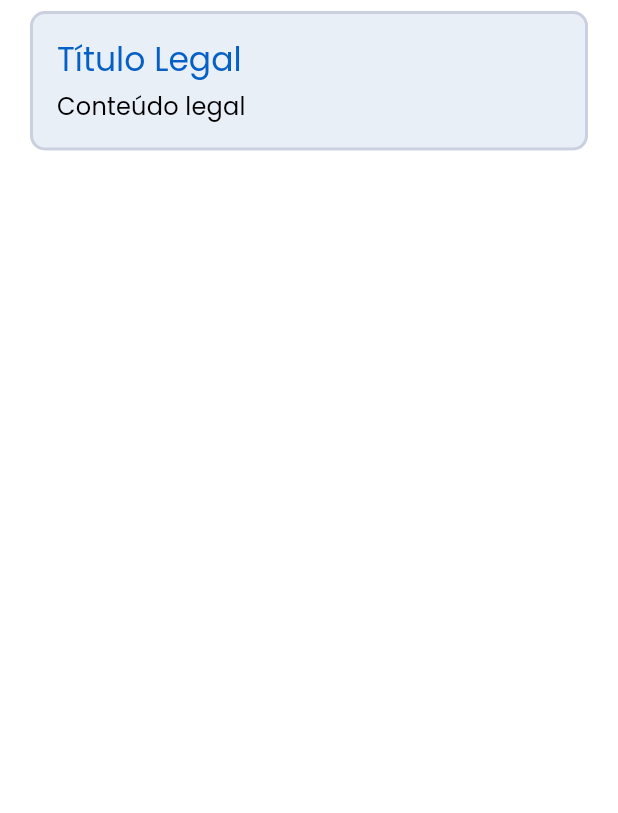
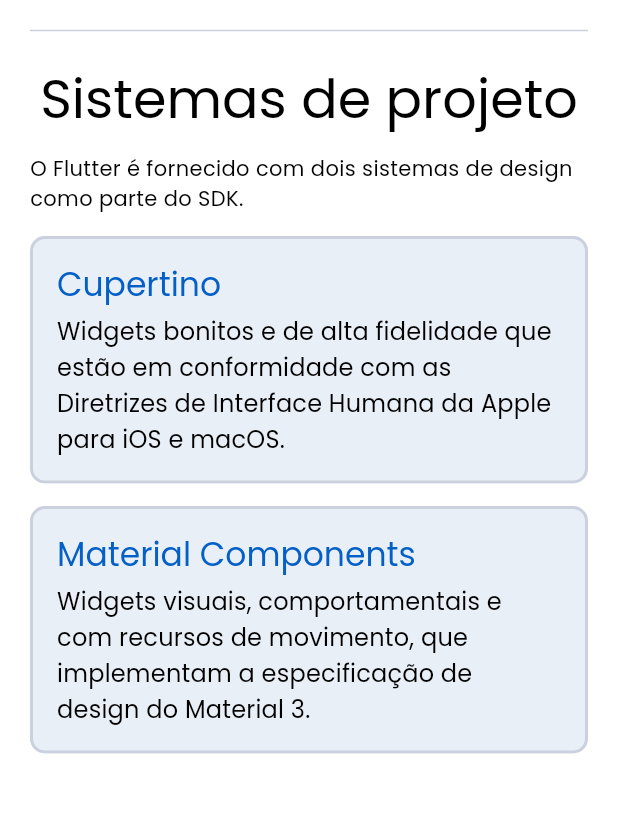
Before and after one commit to Rhayssam/flutter-playground, a Flutter app: the screen it shows after launch, on a phone screen of 412 x 824 dp, the part 274-1087 px from its top. Run offline on Flutter 3.47's test engine with Material 3 defaults, Android fonts, the phone set to English and light mode, and no system bars; our stand-ins replace device_preview, flutter_native_splash, get, google_fonts, shared_preferences.

Commit message:
feat: adicionando o botão do material components e cupertino

```diff
--- a/lib/ui/home/home_page.dart
+++ b/lib/ui/home/home_page.dart
@@ -34,14 +34,33 @@ class HomePage extends GetView<HomeController> {
         child: Center(
           child: Column(
             mainAxisAlignment: MainAxisAlignment.start,
-            spacing: 10,
+            spacing: 15,
             children: [
               Text(
                 'Flutter Playground',
                 textAlign: TextAlign.center,
                 style: Theme.of(context).textTheme.displayMedium,
               ),
-              CustomButton(title: 'Título Legal', content: 'Conteúdo legal'),
+
+              Divider(
+                color: Theme.of(context).colorScheme.outline,
+              ),
+              Text(
+                'Sistemas de projeto',
+                textAlign: TextAlign.start,
+                style: Theme.of(context).textTheme.displaySmall,
+              ),
+              Text('O Flutter é fornecido com dois sistemas de design como parte do SDK.'),
+              CustomButton(
+                title: 'Cupertino',
+                content:
+                    'Widgets bonitos e de alta fidelidade que estão em conformidade com as Diretrizes de Interface Humana da Apple para iOS e macOS.',
+              ),
+              CustomButton(
+                title: 'Material Components',
+                content:
+                    'Widgets visuais, comportamentais e com recursos de movimento, que implementam a especificação de design do Material 3.',
+              ),
               const SizedBox(
                 height: 10,
               ),
```
